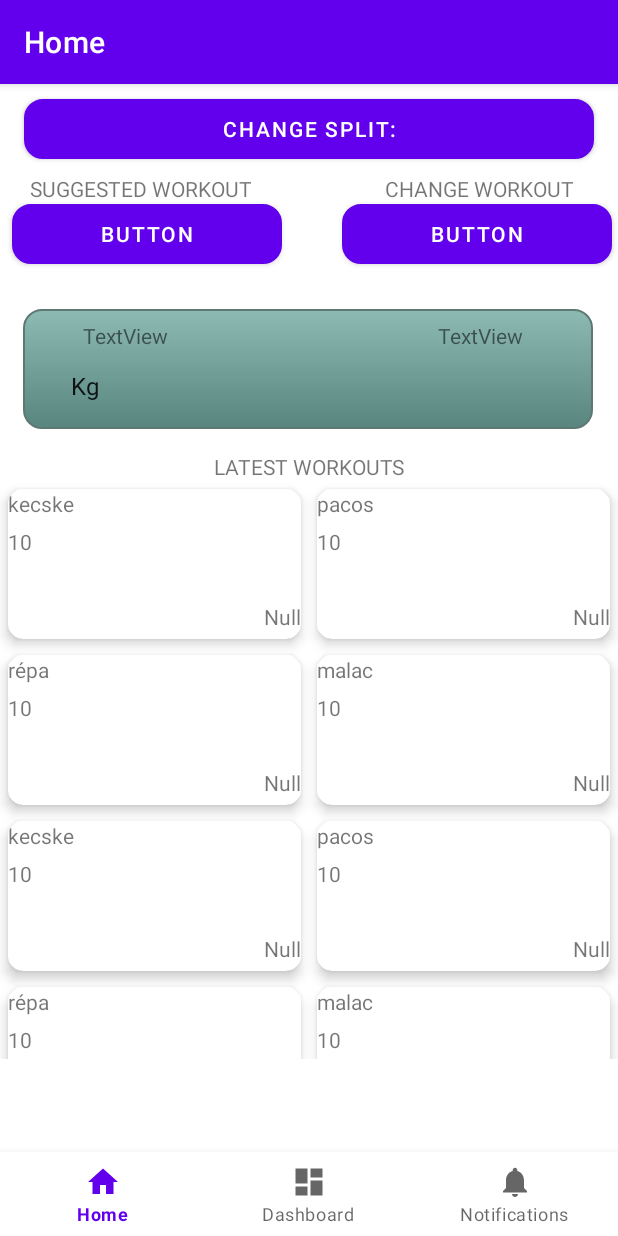
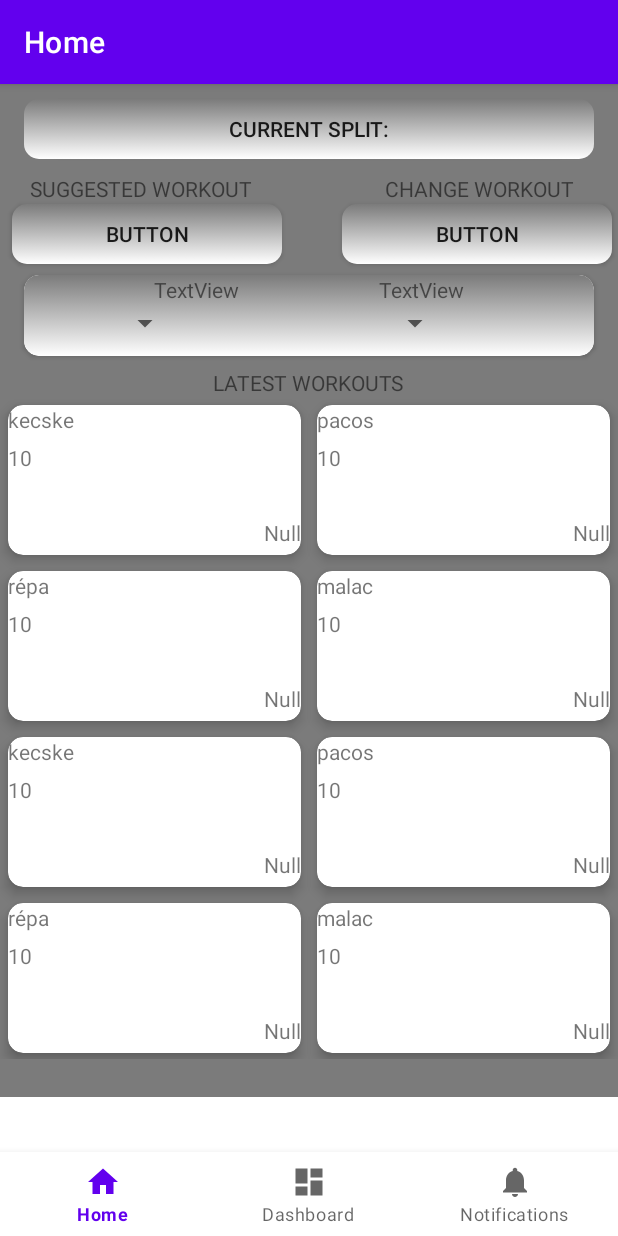
Before and after one commit to adambognarhimself/gymapp, an Android app: the screen it shows after launch (MainActivity), on a phone screen of 412 x 824 dp. Run offline under Robolectric (Android 15) with nearby library versions, the phone set to English and light mode, and no system bars; our stand-ins replace Room's generated code, navigation-ui.

Commit message:
design changes

```diff
--- a/app/src/main/res/drawable/button.xml
+++ b/app/src/main/res/drawable/button.xml
@@ -2,23 +2,22 @@
 <selector xmlns:android="http://schemas.android.com/apk/res/android" >
     <item android:state_pressed="true" >
         <shape android:shape="rectangle"  >
-            <corners android:radius="3dip" />
-            <stroke android:width="1dip" android:color="#5e7974" />
-            <gradient android:angle="-90" android:startColor="#345953" android:endColor="#689a92"  />
+            <corners android:radius="10dip" />
+            <gradient android:angle="90" android:startColor="#7B7B7B" android:endColor="#FFFFFF" />
         </shape>
     </item>
     <item android:state_focused="true">
         <shape android:shape="rectangle"  >
-            <corners android:radius="3dip" />
+            <corners android:radius="10dip" />
             <stroke android:width="1dip" android:color="#5e7974" />
             <solid android:color="#58857e"/>
         </shape>
     </item>
     <item >
         <shape android:shape="rectangle"  >
-            <corners android:radius="12dip" />
-            <stroke android:width="1dip" android:color="#5e7974" />
-            <gradient android:angle="-90" android:startColor="#8dbab3" android:endColor="#58857e" />
+            <corners android:radius="10dip" />
+            <gradient android:angle="-90" android:startColor="#7B7B7B" android:endColor="#FFFFFF"
+                android:type="linear"/>
         </shape>
     </item>
 </selector>
--- a/app/src/main/res/layout/fragment_home.xml
+++ b/app/src/main/res/layout/fragment_home.xml
@@ -4,16 +4,17 @@
     xmlns:tools="http://schemas.android.com/tools"
     android:layout_width="match_parent"
     android:layout_height="match_parent"
-    tools:context=".ui.home.HomeFragment">
+    tools:context=".ui.home.HomeFragment"
+    android:background="#7B7B7B">
 
-    <Button
+    <androidx.appcompat.widget.AppCompatButton
         android:id="@+id/splitButton"
         android:layout_width="380dp"
         android:layout_height="40dp"
         android:layout_marginTop="10dp"
         android:layout_marginEnd="8dp"
         android:layout_marginStart="8dp"
-        android:text="Change split:"
+        android:text="CURRENT SPLIT:"
         app:layout_constraintEnd_toEndOf="parent"
         app:layout_constraintHorizontal_bias="0.498"
         app:layout_constraintStart_toStartOf="parent"
@@ -51,7 +52,7 @@
         app:layout_constraintTop_toBottomOf="@+id/splitButton"
         app:layout_constraintVertical_bias="0.0" />
 
-    <Button
+    <androidx.appcompat.widget.AppCompatButton
         android:id="@+id/nextButton"
         android:layout_width="180dp"
         android:layout_height="40dp"
@@ -65,7 +66,7 @@
         app:layout_goneMarginTop="0dp"
         android:background="@drawable/button"/>
 
-    <Button
+    <androidx.appcompat.widget.AppCompatButton
         android:id="@+id/changeButton"
         android:layout_width="180dp"
         android:layout_height="40dp"
@@ -76,73 +77,17 @@
         app:layout_constraintTop_toBottomOf="@+id/splitButton"
         android:background="@drawable/button"/>
 
-    <com.google.android.material.appbar.MaterialToolbar
-        android:id="@+id/materialToolbar2"
-        android:layout_width="380dp"
-        android:layout_height="80dp"
-        android:layout_marginTop="30dp"
-        android:layout_marginEnd="8dp"
-        android:layout_marginStart="8dp"
-        android:background="@drawable/button"
-        android:minHeight="?attr/actionBarSize"
-        android:theme="?attr/actionBarTheme"
-        app:layout_constraintEnd_toEndOf="parent"
-        app:layout_constraintHorizontal_bias="0.451"
-        app:layout_constraintStart_toStartOf="parent"
-        app:layout_constraintTop_toBottomOf="@+id/changeButton"
-        />
-
-    <TextView
-        android:id="@+id/prevWorkoutText"
-        android:layout_width="wrap_content"
-        android:layout_height="wrap_content"
-        android:layout_marginStart="40dp"
-        android:layout_marginTop="8dp"
-        android:text="TextView"
-        app:layout_constraintStart_toStartOf="@+id/materialToolbar2"
-        app:layout_constraintTop_toTopOf="@+id/materialToolbar2" />
-
-    <TextView
-        android:id="@+id/sizeText"
-        android:layout_width="wrap_content"
-        android:layout_height="wrap_content"
-        android:layout_marginTop="8dp"
-        android:text="TextView"
-        app:layout_constraintEnd_toEndOf="@+id/materialToolbar2"
-        app:layout_constraintHorizontal_bias="0.794"
-        app:layout_constraintStart_toEndOf="@+id/prevWorkoutText"
-        app:layout_constraintTop_toTopOf="@+id/materialToolbar2" />
-
-    <Spinner
-        android:id="@+id/prevSpinner"
-        android:layout_width="158dp"
-        android:layout_height="31dp"
-        android:layout_marginStart="24dp"
-        android:layout_marginTop="8dp"
-        android:entries="@array/Weight"
-        app:layout_constraintStart_toStartOf="@+id/materialToolbar2"
-        app:layout_constraintTop_toBottomOf="@+id/prevWorkoutText"/>
-
-
-    <Spinner
-        android:id="@+id/sizeSpinner"
-        android:layout_width="164dp"
-        android:layout_height="33dp"
-        android:layout_marginTop="8dp"
-        app:layout_constraintEnd_toEndOf="@+id/materialToolbar2"
-        app:layout_constraintHorizontal_bias="0.882"
-        app:layout_constraintStart_toEndOf="@+id/prevSpinner"
-        app:layout_constraintTop_toBottomOf="@+id/sizeText" />
 
     <TextView
         android:id="@+id/latestSpinner"
         android:layout_width="wrap_content"
         android:layout_height="wrap_content"
-        android:layout_marginTop="15dp"
+        android:layout_marginTop="8dp"
         android:text="LATEST WORKOUTS"
         app:layout_constraintEnd_toEndOf="parent"
+        app:layout_constraintHorizontal_bias="0.498"
         app:layout_constraintStart_toStartOf="parent"
-        app:layout_constraintTop_toBottomOf="@+id/materialToolbar2" />
+        app:layout_constraintTop_toBottomOf="@+id/cardView" />
 
     <androidx.recyclerview.widget.RecyclerView
         android:id="@+id/recView"
@@ -151,9 +96,63 @@
         android:layout_marginBottom="25dp"
         app:layout_constraintBottom_toBottomOf="parent"
         app:layout_constraintEnd_toEndOf="parent"
-        app:layout_constraintHorizontal_bias="1.0"
+        app:layout_constraintHorizontal_bias="0.0"
         app:layout_constraintStart_toStartOf="parent"
         app:layout_constraintTop_toBottomOf="@+id/latestSpinner"
         app:layout_constraintVertical_bias="0.0" />
 
+    <androidx.cardview.widget.CardView
+        android:layout_marginLeft="16dp"
+        android:id="@+id/cardView"
+        android:layout_width="380dp"
+        android:layout_height="wrap_content"
+        app:layout_constraintBottom_toBottomOf="parent"
+        app:layout_constraintEnd_toEndOf="parent"
+        app:layout_constraintHorizontal_bias="0.0"
+        app:layout_constraintStart_toStartOf="parent"
+        app:layout_constraintTop_toTopOf="parent"
+        app:layout_constraintVertical_bias="0.205"
+        app:cardCornerRadius="10dp"
+        >
+
+        <RelativeLayout
+            android:layout_width="match_parent"
+            android:layout_height="match_parent"
+            android:layout_gravity="center"
+            android:background="@drawable/button"
+            android:gravity="center">
+
+
+            <TextView
+                android:id="@+id/textView"
+                android:layout_width="wrap_content"
+                android:layout_height="wrap_content"
+                android:layout_marginStart="0dp"
+                android:text="TextView" />
+
+            <Spinner
+                android:id="@+id/spinner"
+                android:layout_width="wrap_content"
+                android:layout_height="wrap_content"
+                android:layout_marginStart="-30dp"
+                android:layout_marginTop="20dp"/>
+
+            <TextView
+                android:id="@+id/textView2"
+                android:layout_width="wrap_content"
+                android:layout_height="wrap_content"
+                android:layout_marginStart="150dp"
+                android:text="TextView" />
+
+            <Spinner
+                android:id="@+id/spinner2"
+                android:layout_width="wrap_content"
+                android:layout_height="wrap_content"
+                android:layout_marginTop="20dp"
+                android:layout_marginBottom="10dp"
+                android:layout_marginStart="150dp"
+                android:layout_marginRight="20dp" />
+        </RelativeLayout>
+    </androidx.cardview.widget.CardView>
+
 </androidx.constraintlayout.widget.ConstraintLayout>
```
